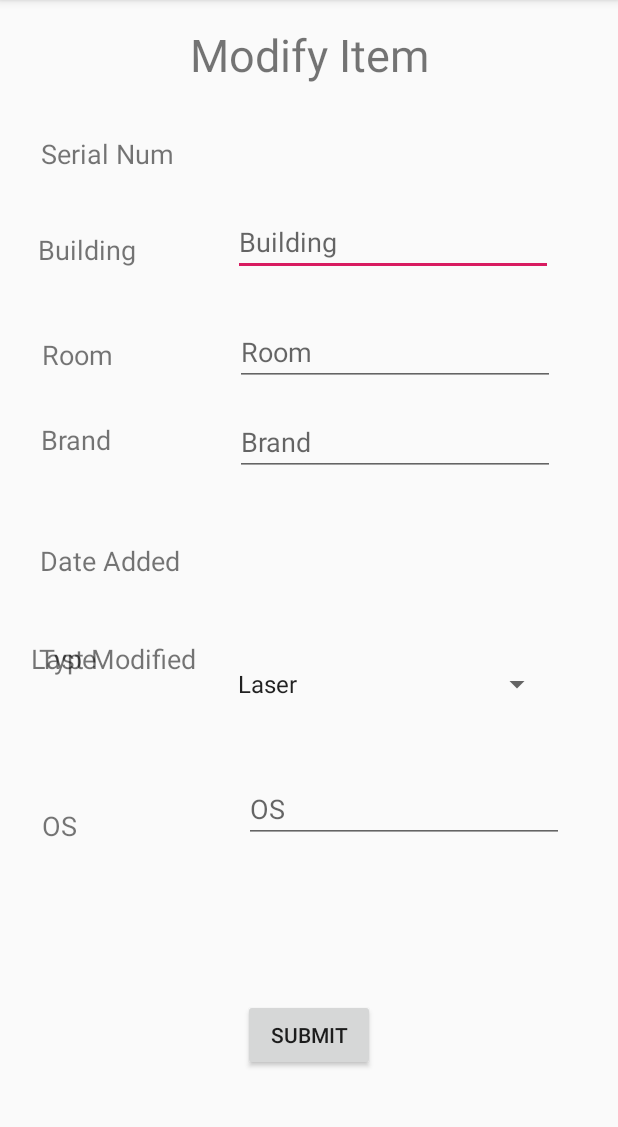
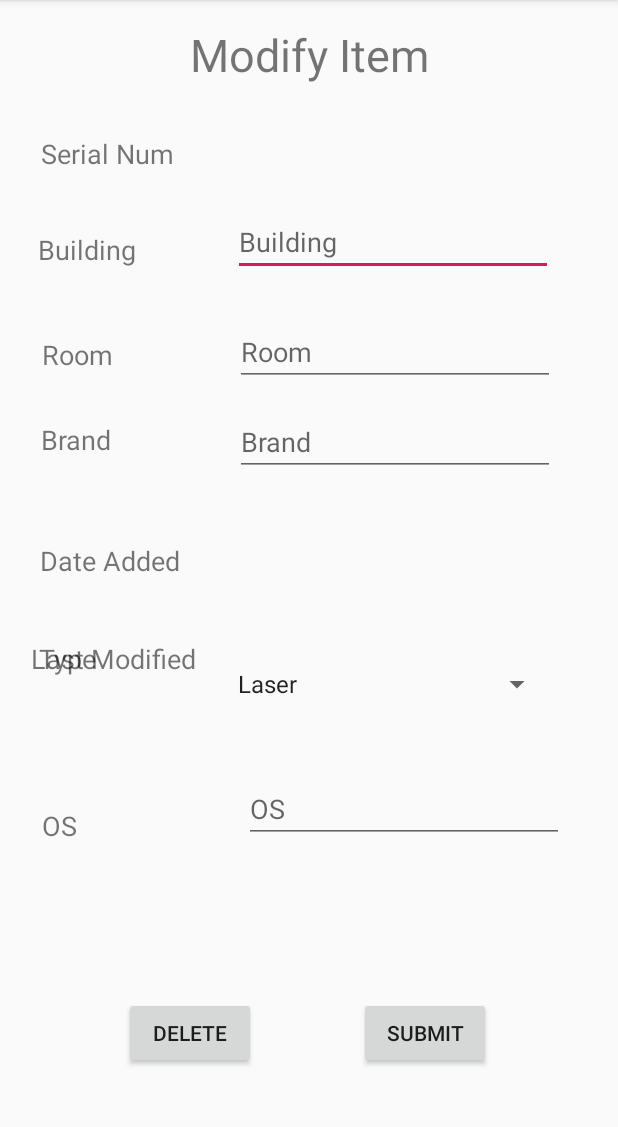
Before and after one commit to AugustanaCSC490Spring2020/InventoryAuditApp, an Android app: the ModifyItemPage screen opened directly, with no data from a screen before it, on a phone screen of 412 x 824 dp, the part 84-1211 px from its top. Run offline under Robolectric (Android 15) with nearby library versions, the phone set to English and light mode, and no system bars; our stand-ins replace Firebase (no records; nobody signed in at launch, a user with empty details on screens opened directly); 4 statements that could not run were skipped.

Commit message:
added delete button

```diff
--- a/app/src/main/java/com/example/inventoryauditapp/audit/AuditSearchResultsPage.java
+++ b/app/src/main/java/com/example/inventoryauditapp/audit/AuditSearchResultsPage.java
@@ -53,7 +53,7 @@ public class AuditSearchResultsPage extends AppCompatActivity {
     private ArrayAdapter<String> resultAdapter;
     private ArrayAdapter<String> confirmedResultAdapter;
 
-    //Data storage for pendig items and confirmed items
+    //Data storage for pending items and confirmed items
     private ArrayList<String> resultsItems;
     private ArrayList<String> confirmedItems;
 
--- a/app/src/main/java/com/example/inventoryauditapp/inventory/ModifyItemPage.java
+++ b/app/src/main/java/com/example/inventoryauditapp/inventory/ModifyItemPage.java
@@ -30,6 +30,7 @@ public class ModifyItemPage extends AppCompatActivity {
 
     //buttons at the bottom of the screen
     private Button submitButton;
+    private Button deleteButton;
 
     //TextViews of displayed information.  User cannot edit this info
     private TextView itemIDTextView;
@@ -86,6 +87,19 @@ public class ModifyItemPage extends AppCompatActivity {
                     intent.putExtra("room", roomEditText.getText().toString());
                     startActivity(intent);
                 }
+            }
+        });
+
+        deleteButton.setOnClickListener(new View.OnClickListener() {
+            @Override
+            public void onClick(View v) {
+                DatabaseReference ref = FirebaseDatabase.getInstance().getReference(itemType).child(serialNum);
+                ref.setValue(null);
+                Intent intent = new Intent(getBaseContext(), InventorySearchResultsPage.class);
+                intent.putExtra("item", itemType);
+                intent.putExtra("building", buildingEditText.getText().toString());
+                intent.putExtra("room", roomEditText.getText().toString());
+                startActivity(intent);
             }
         });
 
@@ -208,13 +222,13 @@ public class ModifyItemPage extends AppCompatActivity {
 
     public void initUI(){
         submitButton                = findViewById(R.id.submitModifyButton);
+        deleteButton                = findViewById(R.id.deleteItemButton);
         buildingEditText            = findViewById(R.id.buildingEditText);
         roomEditText                = findViewById(R.id.roomEditText);
         OSEditText                  = findViewById(R.id.OSEditText);
         brandEditText               = findViewById(R.id.brandEditText);
         dateAddedDisplayTextView    = findViewById(R.id.dateAddedDisplayTextView);
         lastModifiedDisplayTextView = findViewById(R.id.lastScannedDisplayTextView);
-        //modifiedByEditText          = findViewById(R.id.modifiedByEditText);
         OSTextView                  = findViewById(R.id.OSTextView);
         itemIDTextView              = findViewById(R.id.itemIDTextView);
         lastScannedTextView         = findViewById(R.id.lastScannedTextView);
--- a/app/src/main/res/layout/activity_modify_item_page.xml
+++ b/app/src/main/res/layout/activity_modify_item_page.xml
@@ -221,9 +221,10 @@
         android:text="@string/submitButton"
         app:layout_constraintBottom_toBottomOf="parent"
         app:layout_constraintEnd_toEndOf="parent"
+        app:layout_constraintHorizontal_bias="0.739"
         app:layout_constraintStart_toStartOf="parent"
         app:layout_constraintTop_toTopOf="parent"
-        app:layout_constraintVertical_bias="0.925" />
+        app:layout_constraintVertical_bias="0.923" />
 
     <Spinner
         android:id="@+id/printerTypeSpinner"
@@ -237,4 +238,16 @@
         app:layout_constraintTop_toTopOf="parent"
         app:layout_constraintVertical_bias="0.601" />
 
+    <Button
+        android:id="@+id/deleteItemButton"
+        android:layout_width="wrap_content"
+        android:layout_height="wrap_content"
+        android:text="Delete"
+        app:layout_constraintBottom_toBottomOf="parent"
+        app:layout_constraintEnd_toEndOf="parent"
+        app:layout_constraintHorizontal_bias="0.256"
+        app:layout_constraintStart_toStartOf="parent"
+        app:layout_constraintTop_toTopOf="parent"
+        app:layout_constraintVertical_bias="0.923" />
+
 </androidx.constraintlayout.widget.ConstraintLayout>
```
